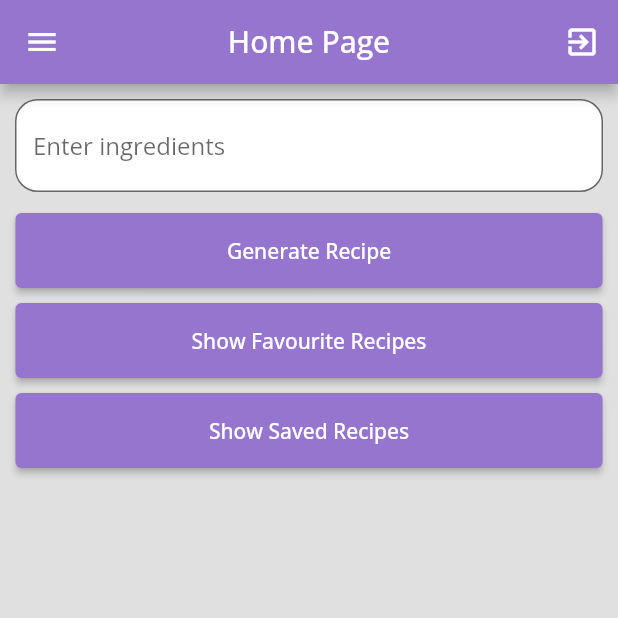
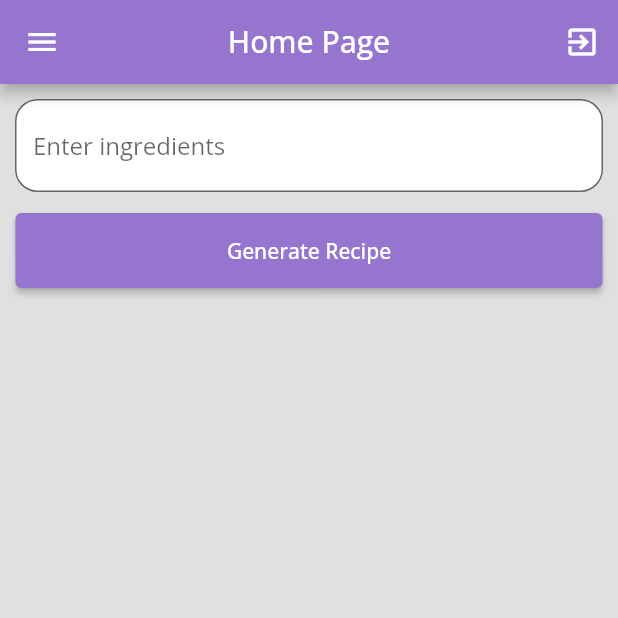
Before and after one commit to gowtham-padala/spare-spoon, a Flutter app: the screen it shows once a user with an empty profile is signed in, on a phone screen of 412 x 824 dp, the top half of it. Run offline on Flutter 3.47's test engine with Material 2 defaults, Android fonts, the phone set to English and light mode, and no system bars; our stand-ins replace cloud_firestore, firebase_auth, firebase_core, google_fonts, google_sign_in, quickalert; accounts and stored records are empty.

Commit message:
fixed bugs

```diff
--- a/code/lib/view/home_page.dart
+++ b/code/lib/view/home_page.dart
@@ -80,7 +80,6 @@ class _HomePageState extends State<HomePage> {
   bool showSavedRecipes = false;
   bool showFavouriteRecipes = false;
   late var recipeName;
-
 
 
   Future<void> _generateRecipe() async {
@@ -201,116 +200,13 @@ class _HomePageState extends State<HomePage> {
                         child: const Text("Generate Recipe"),
                     ),
                           SizedBox(height: 10),
-                      ElevatedButton(
-                      onPressed: () async {
-                        final UserId = user?.uid;
-                        recipes = await getRecipes(UserId!);
 
-                        // Setting the flag to show saved recipes.
-                        if (mounted) {
-                          setState(() {
-                            showFavouriteRecipes = true;
-                          });
-                        }
-                      },
-                      style: ElevatedButton.styleFrom(
-                        backgroundColor: Colors.deepPurple[300],
-                          minimumSize: Size(MediaQuery.of(context).size.width * 0.95, 50),
-                      ),
-                      child: const Text("Show Favourite Recipes"),
-                    ),
-                          SizedBox(height: 10),
-                    ElevatedButton(
-                      onPressed: () async {
-                        final UserId = user?.uid;
-                        recipes = await getRecipes(UserId!);
-
-                        // Setting the flag to show saved recipes.
-                        if (mounted) {
-                          setState(() {
-                            showSavedRecipes = true;
-                          });
-                        }
-                      },
-                      style: ElevatedButton.styleFrom(
-                        backgroundColor: Colors.deepPurple[300],
-                          minimumSize: Size(MediaQuery.of(context).size.width * 0.95, 50),
-                      ),
-                      child: const Text("Show Saved Recipes"),
-                    ),
                   ],
                 ),
               ),
             ),
-            if (showFavouriteRecipes)
-              Column(
-                children: [
-                  const SizedBox(height: 20.0),
-                  ElevatedButton(
-                    onPressed: () {
-                      setState(() {
-                        showFavouriteRecipes = false;
-                        showSavedRecipes = false; // showSavedRecipes is a boolean state variable
-                      });
-                    },
-                    child: Text("Close"),
-                  ),
-                  SizedBox(
-                    height: 400,
-                    child: Card(
-                      color: Colors.white,
-                      shape: RoundedRectangleBorder(
-                        borderRadius: BorderRadius.circular(15.0),
-                      ),
-                      child: Padding(
-                        padding: const EdgeInsets.all(4.0),
-                        child: ListView(
-                          children: [
-                            for (var recipe in recipes)
-                              if(recipe.favourite == true)
-                                //SavedRecipeItem(recipe),
-                                RecipeCard(name: recipe.name, description: recipe.recipe, favourite: recipe.favourite),
-                          ],
-                        ),
-                      ),
-                    ),
-                  ),
-                ],
-              ),
-            if (showSavedRecipes)
-              Column(
-                children: [
-                  const SizedBox(height: 20.0),
-                  ElevatedButton(
-                    onPressed: () {
-                      setState(() {
-                        showFavouriteRecipes = false;
-                        showSavedRecipes = false; // showSavedRecipes is a boolean state variable
-                      });
-                    },
-                    child: Text("Close"),
-                  ),
-                  SizedBox(
-                    height: 400,
-                    child: Card(
-                      color: Colors.grey[800],
-                      shape: RoundedRectangleBorder(
-                        borderRadius: BorderRadius.circular(15.0),
-                      ),
-                      child: Padding(
-                        padding: const EdgeInsets.all(4.0),
-                        child: ListView(
-                          children: [
-                            for (var recipe in recipes)
-                              //SavedRecipeItem(recipe),
-                              RecipeCard(name: recipe.name, description: recipe.recipe, favourite: recipe.favourite),
-                          ],
-                        ),
-                      ),
-                    ),
-                  ),
-                ],
-              ),
+
+
 
 
 
@@ -351,7 +247,8 @@ class _HomePageState extends State<HomePage> {
                                     setState(() {
                                       savedRecipes.add(recipeModel!);
                                     });
-
+                                    _ingredientController.text = "";
+                                    _recipe = null;
                                   } else {
                                     print('User canceled the dialog');
                                   }
```
Also changed, not shown: code/lib/view/recipe/recipes_list_page.dart (+1 -18 lines).
